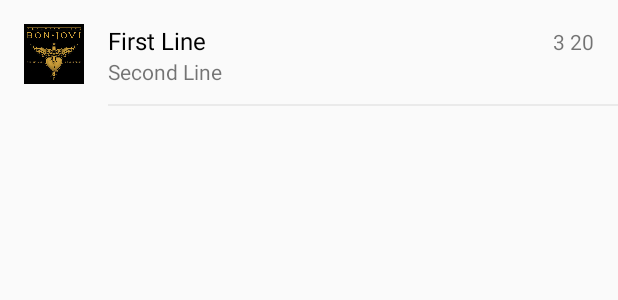
After one commit to Tigran20/AlexTroyMediaPlayer, an Android app: the layout song_item.xml on its own in the app's theme, with its tools: preview values and no code run, on a phone screen of 412 x 824 dp. The commit adds this screen. Shown: the top 300 px of the screen. Run offline under Robolectric (Android 15) with nearby library versions, the phone set to English and light mode, and no system bars.

Commit message:
some changes design and java code

```diff
--- a/app/build.gradle
+++ b/app/build.gradle
@@ -4,7 +4,7 @@ android {
     compileSdkVersion 27
     defaultConfig {
         applicationId "com.alextroy.mediaplayeralextroy"
-        minSdkVersion 16
+        minSdkVersion 19
         targetSdkVersion 27
         versionCode 1
         versionName "1.0"
@@ -22,11 +22,12 @@ android {
 }
 
 dependencies {
-    implementation fileTree(dir: 'libs', include: ['*.jar'])
+    implementation fileTree(include: ['*.jar'], dir: 'libs')
     implementation 'com.android.support:appcompat-v7:27.0.2'
     implementation 'com.android.support.constraint:constraint-layout:1.0.2'
     implementation 'com.android.support:design:27.0.2'
     testImplementation 'junit:junit:4.12'
     androidTestImplementation 'com.android.support.test:runner:1.0.1'
     androidTestImplementation 'com.android.support.test.espresso:espresso-core:3.0.1'
+    implementation 'com.android.support:cardview-v7:27.0.2'
 }
--- /dev/null
+++ b/app/src/main/res/layout/song_item.xml
@@ -0,0 +1,69 @@
+<?xml version="1.0" encoding="utf-8"?>
+<RelativeLayout xmlns:android="http://schemas.android.com/apk/res/android"
+    xmlns:tools="http://schemas.android.com/tools"
+    android:id="@+id/two_line_item"
+    android:layout_width="match_parent"
+    android:layout_height="wrap_content"
+    android:background="?selectableItemBackground"
+    android:clickable="true"
+    android:minHeight="72dp"
+    android:paddingLeft="?listPreferredItemPaddingLeft"
+    android:paddingStart="?listPreferredItemPaddingLeft">
+
+    <ImageView
+        android:id="@+id/primary_action"
+        android:layout_width="40dp"
+        android:layout_height="40dp"
+        android:layout_centerVertical="true"
+        android:layout_marginTop="16dp"
+        android:src="@drawable/music_icon" />
+
+    <LinearLayout
+        android:id="@+id/lines_container"
+        android:layout_width="match_parent"
+        android:layout_height="wrap_content"
+        android:layout_alignWithParentIfMissing="true"
+        android:layout_marginLeft="16dp"
+        android:layout_toEndOf="@+id/primary_action"
+        android:layout_toRightOf="@+id/primary_action"
+        android:orientation="vertical"
+        android:paddingTop="16dp">
+
+        <TextView
+            android:id="@+id/song"
+            android:layout_width="wrap_content"
+            android:layout_height="wrap_content"
+            android:layout_marginRight="50dp"
+            android:singleLine="false"
+            android:textColor="@android:color/black"
+            android:textSize="16sp"
+            tools:text="First Line " />
+
+        <TextView
+            android:id="@+id/artist"
+            android:layout_width="wrap_content"
+            android:layout_height="wrap_content"
+            android:singleLine="true"
+            android:textSize="14sp"
+            tools:text="Second Line" />
+
+        <View
+            android:layout_width="match_parent"
+            android:layout_height="1dp"
+            android:layout_below="@id/artist"
+            android:layout_marginTop="12dp"
+            android:background="@color/backgroundColor" />
+    </LinearLayout>
+
+    <TextView
+        android:id="@+id/duration"
+        android:layout_width="wrap_content"
+        android:layout_height="wrap_content"
+        android:layout_alignParentRight="true"
+        android:layout_marginLeft="16dp"
+        android:layout_marginRight="16dp"
+        android:layout_marginTop="18dp"
+        android:gravity="center"
+        android:text="3 20" />
+
+</RelativeLayout>
--- a/app/src/main/res/values/colors.xml
+++ b/app/src/main/res/values/colors.xml
@@ -1,13 +1,12 @@
 <?xml version="1.0" encoding="utf-8"?>
 <resources>
-    <color name="colorPrimary">#000000</color>
+    <color name="colorPrimary">#263238</color>
     <color name="colorPrimaryDark">#000000</color>
-    <color name="colorAccent">#868686</color>
+    <color name="colorAccent">#263238</color>
 
-    <color name="battonColor">#d30e9479</color>
+    <color name="buttonColor">#d30e9479</color>
     <color name="backgroundColor">#eaeaea</color>
 
     <color name="backgroundItemColor">#db000000</color>
 
-
 </resources>
--- a/app/src/main/res/values/styles.xml
+++ b/app/src/main/res/values/styles.xml
@@ -5,7 +5,6 @@
         <item name="colorPrimary">@color/colorPrimary</item>
         <item name="colorPrimaryDark">@color/colorPrimaryDark</item>
         <item name="colorAccent">@color/colorAccent</item>
-        <item name="android:windowFullscreen">true</item>
     </style>
 
     <style name="AppTheme.AppBarOverlay" parent="ThemeOverlay.AppCompat.Dark.ActionBar" />
```
Also changed, not shown: app/src/main/java/com/alextroy/mediaplayeralextroy/activities/MainActivity.java (+2 -5 lines), app/src/main/java/com/alextroy/mediaplayeralextroy/activities/SongListActivity.java (+45 -30 lines), app/src/main/java/com/alextroy/mediaplayeralextroy/adapter/SongsAdapter.java (renamed from app/src/main/java/com/alextroy/mediaplayeralextroy/SongsAdapter.java, +7 -15 lines), app/src/main/java/com/alextroy/mediaplayeralextroy/model/Songs.java (+13 -9 lines), app/src/main/res/layout/list_song.xml (deleted, +0 -33 lines), app/src/main/res/layout/song_list_activity.xml (+2 -16 lines), app/src/main/res/drawable/music_icon.jpg (added).
